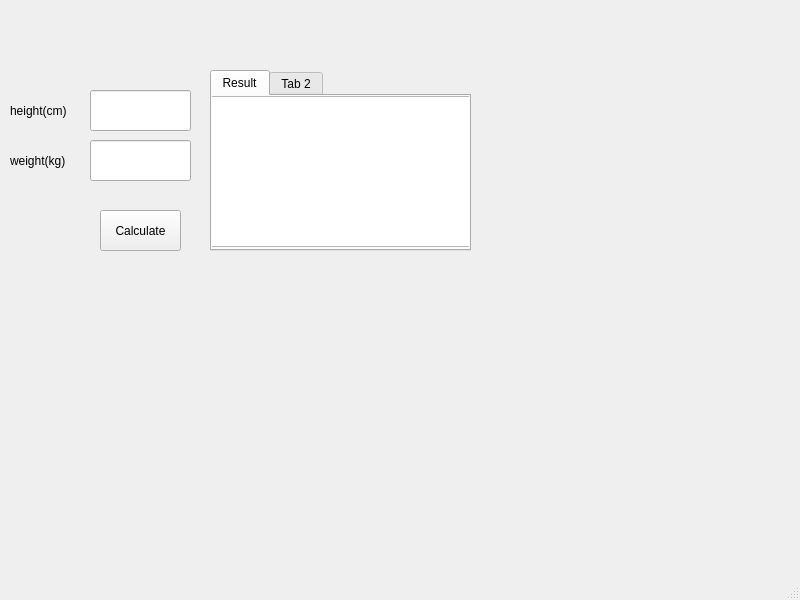
First picture: the form in form.ui, repository best-projects/idealWeight, before the edit.
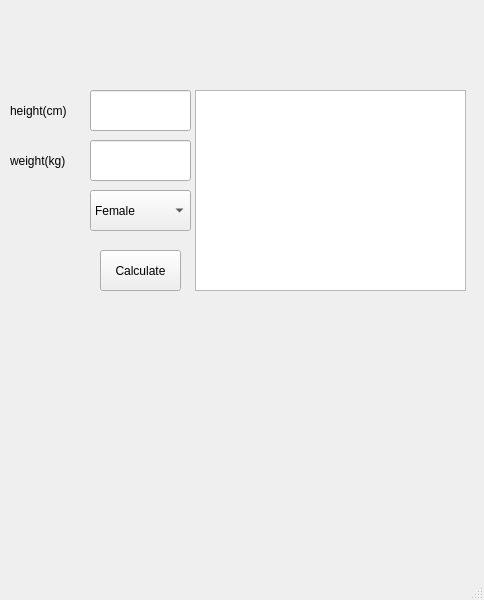
Second picture: the form after the edit.

Diff of the .ui file:
```diff
--- a/form.ui
+++ b/form.ui
@@ -6,7 +6,7 @@
    <rect>
     <x>0</x>
     <y>0</y>
-    <width>800</width>
+    <width>484</width>
     <height>600</height>
    </rect>
   </property>
@@ -70,7 +70,7 @@
     <property name="geometry">
      <rect>
       <x>100</x>
-      <y>210</y>
+      <y>250</y>
       <width>81</width>
       <height>41</height>
      </rect>
@@ -79,38 +79,38 @@
      <string>Calculate</string>
     </property>
    </widget>
-   <widget class="QTabWidget" name="tabWidget">
+   <widget class="QComboBox" name="select">
     <property name="geometry">
      <rect>
-      <x>210</x>
-      <y>70</y>
-      <width>261</width>
-      <height>181</height>
+      <x>90</x>
+      <y>190</y>
+      <width>101</width>
+      <height>41</height>
      </rect>
     </property>
-    <property name="currentIndex">
-     <number>0</number>
+    <property name="editable">
+     <bool>false</bool>
     </property>
-    <widget class="QWidget" name="tab">
-     <attribute name="title">
-      <string>Result</string>
-     </attribute>
-     <widget class="QTextBrowser" name="result">
-      <property name="geometry">
-       <rect>
-        <x>-10</x>
-        <y>0</y>
-        <width>271</width>
-        <height>151</height>
-       </rect>
-      </property>
-     </widget>
-    </widget>
-    <widget class="QWidget" name="tab_2">
-     <attribute name="title">
-      <string>Tab 2</string>
-     </attribute>
-    </widget>
+    <item>
+     <property name="text">
+      <string>Female</string>
+     </property>
+    </item>
+    <item>
+     <property name="text">
+      <string>Male</string>
+     </property>
+    </item>
+   </widget>
+   <widget class="QTextBrowser" name="log">
+    <property name="geometry">
+     <rect>
+      <x>195</x>
+      <y>90</y>
+      <width>271</width>
+      <height>201</height>
+     </rect>
+    </property>
    </widget>
   </widget>
   <widget class="QMenuBar" name="menubar">
```
Left out of the diff: 2 changed lines with no effect on the pictures.
